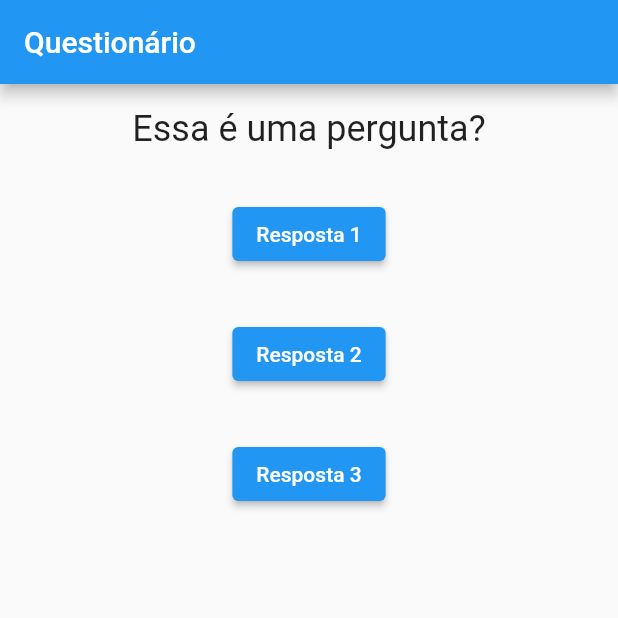
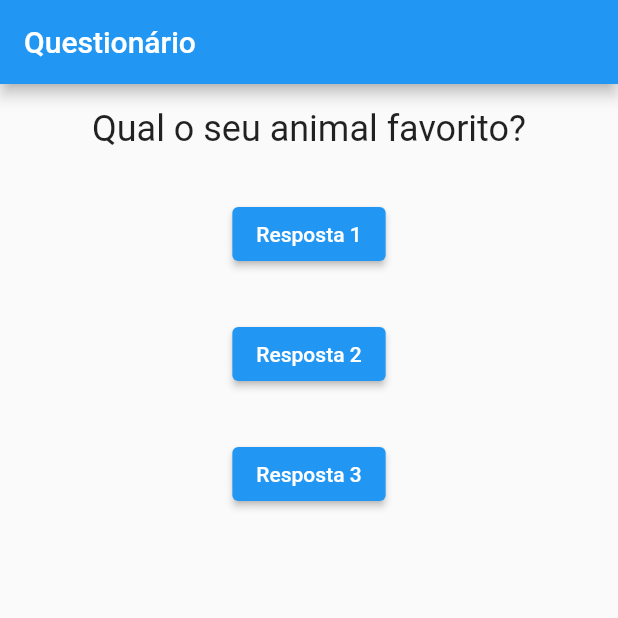
Before and after one commit to silveiraluisf/projeto_flutter_treino_4, a Flutter app: the screen it shows after launch, after a tap on "Resposta 1", on a phone screen of 412 x 824 dp, the top half of it. Run offline on Flutter 3.47's test engine with Material 2 defaults, Android fonts, the phone set to English and light mode, and no system bars.

Commit message:
criado o widget de texto separado do main

```diff
--- a/lib/main.dart
+++ b/lib/main.dart
@@ -1,10 +1,23 @@
 import 'package:flutter/material.dart';
+import 'package:projeto_flutter_treino_4/question.dart';
 
-void main() {
-  runApp(MyApp());
+void main() => runApp(MyApp());
+
+class MyApp extends StatefulWidget {
+  @override
+  State<MyApp> createState() => _MyAppState();
 }
 
-class MyApp extends StatelessWidget {
+class _MyAppState extends State<MyApp> {
+  var _questionIndex = 0;
+
+  void answerQuestion() {
+    setState(() {
+      _questionIndex = _questionIndex + 1;
+    });
+    print(_questionIndex);
+  }
+
   @override
   Widget build(BuildContext context) {
     var questions = ['Qual a sua cor favorita?', 'Qual o seu animal favorito?'];
@@ -21,13 +34,13 @@ class MyApp extends StatelessWidget {
             children: [
               Padding(
                 padding: const EdgeInsets.all(16.0),
-                child: Text('Essa é uma pergunta?',
-                    style: TextStyle(fontSize: 24)),
+                child: Question(questions[_questionIndex]),
               ),
               Padding(
                 padding: const EdgeInsets.all(16.0),
                 child: ElevatedButton(
                   onPressed: () {
+                    answerQuestion();
                     print('Resposta 1 escolhida!');
                   },
                   child: Text('Resposta 1'),
--- /dev/null
+++ b/lib/question.dart
@@ -0,0 +1,12 @@
+import 'package:flutter/material.dart';
+
+class Question extends StatelessWidget {
+  final String questionText;
+
+  Question(this.questionText);
+
+  @override
+  Widget build(BuildContext context) {
+    return Text(questionText, style: TextStyle(fontSize: 24));
+  }
+}
```
